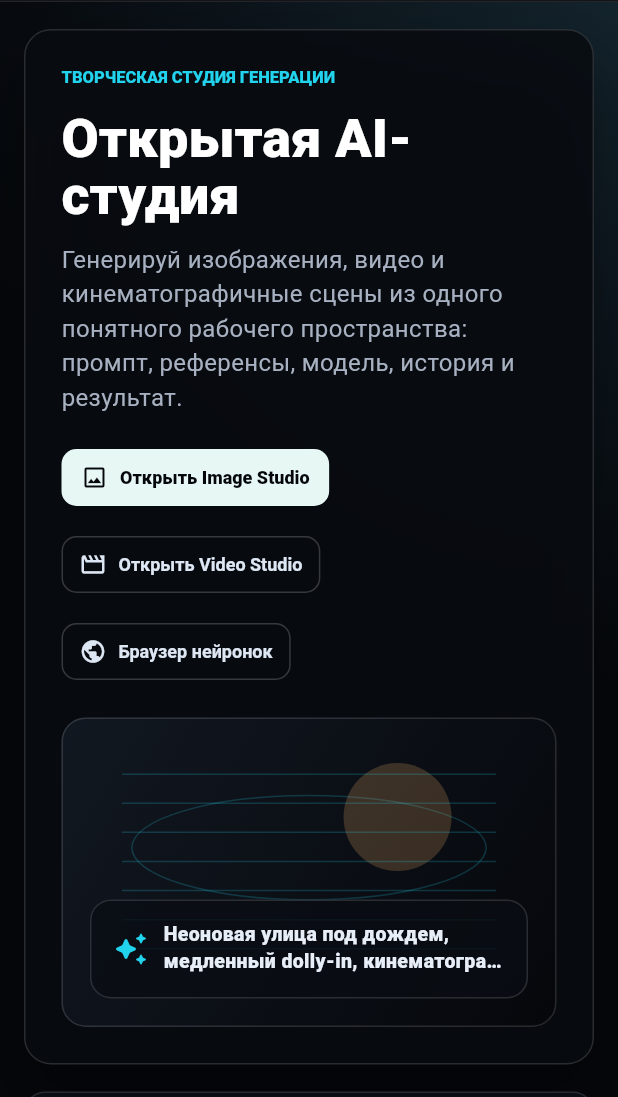
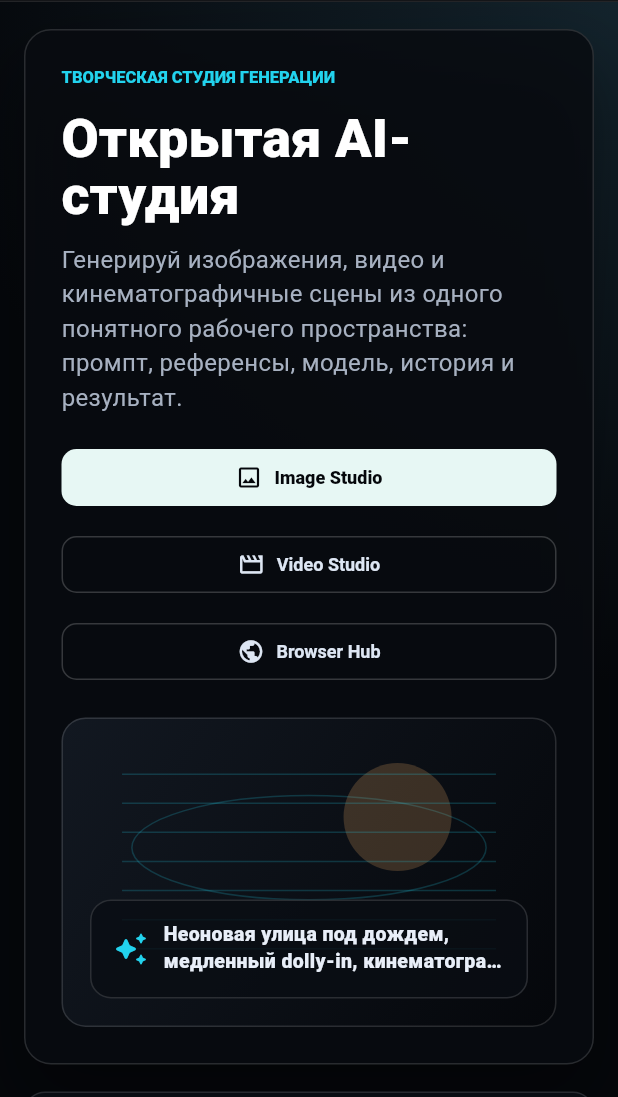
Before and after one commit to Ver-Dikt/ai_operator-os, a Flutter app: the screen it shows after launch, on a phone screen of 412 x 824 dp, the part 139-1236 px from its top. Run offline on Flutter 3.47's test engine with Material 3 defaults, Android fonts, the phone set to English and light mode, and no system bars; our stand-ins replace shared_preferences; missing offline and left inert: dart:html; Roboto replaces fonts that are missing (Segoe UI).

Commit message:
Fix mobile layout and ignore generated Flutter files

```diff
--- a/lib/src/screens/command_center_screen.dart
+++ b/lib/src/screens/command_center_screen.dart
@@ -78,6 +78,33 @@ class _HeroPanel extends StatelessWidget {
       child: LayoutBuilder(
         builder: (context, constraints) {
           final compact = constraints.maxWidth < 820;
+          Widget actionButton({
+            required IconData icon,
+            required String label,
+            required VoidCallback onPressed,
+            required bool primary,
+          }) {
+            final buttonLabel = Text(
+              label,
+              maxLines: 1,
+              overflow: TextOverflow.ellipsis,
+            );
+            final button = primary
+                ? FilledButton.icon(
+                    onPressed: onPressed,
+                    icon: Icon(icon),
+                    label: buttonLabel,
+                  )
+                : OutlinedButton.icon(
+                    onPressed: onPressed,
+                    icon: Icon(icon),
+                    label: buttonLabel,
+                  );
+            return compact
+                ? SizedBox(width: constraints.maxWidth, child: button)
+                : button;
+          }
+
           final text = Column(
             crossAxisAlignment: CrossAxisAlignment.start,
             children: [
@@ -105,20 +132,23 @@ class _HeroPanel extends StatelessWidget {
                 spacing: 10,
                 runSpacing: 10,
                 children: [
-                  FilledButton.icon(
+                  actionButton(
                     onPressed: () => onNavigate(AppDestination.images),
-                    icon: const Icon(Icons.image_outlined),
-                    label: const Text('Открыть Image Studio'),
+                    icon: Icons.image_outlined,
+                    label: 'Image Studio',
+                    primary: true,
                   ),
-                  OutlinedButton.icon(
+                  actionButton(
                     onPressed: () => onNavigate(AppDestination.video),
-                    icon: const Icon(Icons.movie_creation_outlined),
-                    label: const Text('Открыть Video Studio'),
+                    icon: Icons.movie_creation_outlined,
+                    label: 'Video Studio',
+                    primary: false,
                   ),
-                  OutlinedButton.icon(
+                  actionButton(
                     onPressed: () => onNavigate(AppDestination.browserHub),
-                    icon: const Icon(Icons.public_rounded),
-                    label: const Text('Браузер нейронок'),
+                    icon: Icons.public_rounded,
+                    label: 'Browser Hub',
+                    primary: false,
                   ),
                 ],
               ),
@@ -296,7 +326,7 @@ class _StudioGrid extends StatelessWidget {
             crossAxisCount: columns,
             mainAxisSpacing: 12,
             crossAxisSpacing: 12,
-            childAspectRatio: columns == 1 ? 2.7 : 1.45,
+            childAspectRatio: columns == 1 ? 1.75 : 1.45,
           ),
           itemCount: cards.length,
           itemBuilder: (context, index) => _StudioCard(
@@ -317,9 +347,9 @@ class _StudioCardData {
     this.description,
     this.icon,
     this.destination,
-    this.accent,
-    {this.enabled = true}
-  );
+    this.accent, {
+    this.enabled = true,
+  });
 
   final String title;
   final String description;
@@ -352,7 +382,11 @@ class _StudioCard extends StatelessWidget {
           children: [
             Row(
               children: [
-                Icon(data.icon, color: data.enabled ? data.accent : Colors.white38, size: 28),
+                Icon(
+                  data.icon,
+                  color: data.enabled ? data.accent : Colors.white38,
+                  size: 28,
+                ),
                 const Spacer(),
                 if (!data.enabled)
                   const Chip(
--- a/lib/src/shell/app_shell.dart
+++ b/lib/src/shell/app_shell.dart
@@ -131,7 +131,7 @@ class _StudioTopBar extends StatelessWidget {
 
   @override
   Widget build(BuildContext context) {
-    final compact = MediaQuery.sizeOf(context).width < 780;
+    final compact = MediaQuery.sizeOf(context).width < 900;
     return Container(
       height: compact ? 94 : 50,
       padding: EdgeInsets.symmetric(horizontal: compact ? 10 : 18),
@@ -179,7 +179,11 @@ class _StudioTopBar extends StatelessWidget {
           height: 47,
           child: Row(
             children: [
-              _Logo(onTap: () => onSelect(AppDestination.commandCenter)),
+              Flexible(
+                child: _Logo(
+                  onTap: () => onSelect(AppDestination.commandCenter),
+                ),
+              ),
               const Spacer(),
               _TopIconButton(
                 tooltip: 'Модели и провайдеры',
@@ -222,6 +226,7 @@ class _Logo extends StatelessWidget {
 
   @override
   Widget build(BuildContext context) {
+    final showWordmark = MediaQuery.sizeOf(context).width >= 360;
     return InkWell(
       onTap: onTap,
       borderRadius: BorderRadius.circular(9),
@@ -240,9 +245,13 @@ class _Logo extends StatelessWidget {
               size: 17,
             ),
           ),
+          if (showWordmark) ...[
             const SizedBox(width: 8),
-          const Text(
+            const Flexible(
+              child: Text(
                 'OpenGenerativeAI',
+                maxLines: 1,
+                overflow: TextOverflow.ellipsis,
                 style: TextStyle(
                   color: Colors.white,
                   fontSize: 13,
@@ -250,6 +259,8 @@ class _Logo extends StatelessWidget {
                   letterSpacing: 0,
                 ),
               ),
+            ),
+          ],
         ],
       ),
     );
```
Also changed, not shown: lib/src/screens/browser/browser_hub_screen.dart (+47 -27 lines), lib/src/screens/generation/image_generation_screen.dart (+41 -53 lines), lib/src/screens/generation/video_generation_screen.dart (+9 -6 lines), lib/src/screens/settings_screen.dart (+21 -11 lines), lib/src/widgets/current_session_strip.dart (+17 -9 lines), 13 other files. Lines whose indentation alone changed are shown as unchanged.
